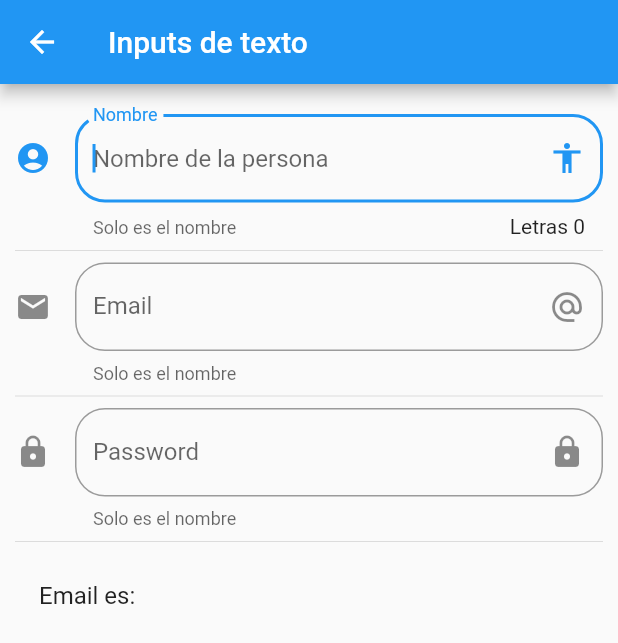
After one commit to ChristianGodoyInformatico/curso-flutter, a Flutter app: the InputPage screen opened by its route, on a phone screen of 412 x 824 dp. The commit adds this screen. Shown: the top 643 px of the screen. Run offline on Flutter 3.47's test engine with Material 2 defaults, Android fonts, the phone set to English and light mode, and no system bars.

Commit message:
nuevos cambios

```diff
--- a/componentes/data/menu_opts.json
+++ b/componentes/data/menu_opts.json
@@ -1,20 +1,29 @@
 {
-    "nombreApp" : "Componentes",
-    "rutas" : [
-        {
-            "ruta" : "alert",
-            "icon" : "add_alert",
+    "nombreApp": "Componentes",
+    "rutas": [{
+            "ruta": "alert",
+            "icon": "add_alert",
             "texto": "Alertas"
         },
         {
-            "ruta" : "avatar",
-            "icon" : "accessibility",
+            "ruta": "avatar",
+            "icon": "accessibility",
             "texto": "Avatars"
         },
         {
-            "ruta" : "card",
-            "icon" : "folder_open",
+            "ruta": "card",
+            "icon": "folder_open",
             "texto": "Cards - Tarjetas"
+        },
+        {
+            "ruta": "animatedContainer",
+            "icon": "donut_large",
+            "texto": "Animated Container"
+        },
+        {
+            "ruta": "inputs",
+            "icon": "input",
+            "texto": "Inputs"
         }
     ]
 }
--- /dev/null
+++ b/componentes/lib/src/pages/input_page.dart
@@ -0,0 +1,102 @@
+import 'package:flutter/material.dart';
+
+class InputPage extends StatefulWidget {
+  const InputPage({Key? key}) : super(key: key);
+
+  @override
+  _InputPageState createState() => _InputPageState();
+}
+
+class _InputPageState extends State<InputPage> {
+  String _nombre = '';
+  String _email = '';
+
+  @override
+  Widget build(BuildContext context) {
+    return Scaffold(
+      appBar: AppBar(
+        title: Text('Inputs de texto'),
+      ),
+      body: ListView(
+        padding: EdgeInsets.symmetric(horizontal: 10.0, vertical: 20.0),
+        children: <Widget>[
+          _crearInput(),
+          Divider(),
+          _crearEmail(),
+          Divider(),
+          _crearPassword(),
+          Divider(),
+          _crearPersona(),
+        ],
+      ),
+    );
+  }
+
+  Widget _crearInput() {
+    return TextField(
+      autofocus: true,
+      textCapitalization: TextCapitalization.sentences,
+      decoration: InputDecoration(
+        border: OutlineInputBorder(
+          borderRadius: BorderRadius.circular(20.0),
+        ),
+        counter: Text('Letras ${_nombre.length}'),
+        hintText: 'Nombre de la persona',
+        labelText: 'Nombre',
+        helperText: 'Solo es el nombre',
+        suffixIcon: Icon(Icons.accessibility),
+        icon: Icon(Icons.account_circle),
+      ),
+      onChanged: (valor) {
+        // print(_nombre);
+        setState(() {
+          _nombre = valor;
+        });
+      },
+    );
+  }
+
+  Widget _crearEmail() {
+    return TextField(
+      keyboardType: TextInputType.emailAddress,
+      decoration: InputDecoration(
+        border: OutlineInputBorder(
+          borderRadius: BorderRadius.circular(20.0),
+        ),
+        hintText: 'Email',
+        labelText: 'Email',
+        helperText: 'Solo es el nombre',
+        suffixIcon: Icon(Icons.alternate_email),
+        icon: Icon(Icons.email),
+      ),
+      onChanged: (valor) => setState(() {
+        _email = valor;
+      }),
+    );
+  }
+
+  Widget _crearPassword() {
+    return TextField(
+      obscureText: true,
+      decoration: InputDecoration(
+        border: OutlineInputBorder(
+          borderRadius: BorderRadius.circular(20.0),
+        ),
+        hintText: 'Password',
+        labelText: 'Password',
+        helperText: 'Solo es el nombre',
+        suffixIcon: Icon(Icons.lock),
+        icon: Icon(Icons.lock),
+      ),
+      onChanged: (valor) => setState(() {
+        _email = valor;
+      }),
+    );
+  }
+
+  Widget _crearPersona() {
+    return ListTile(
+      title: Text('Email es: $_email'),
+    );
+  }
+}
--- a/componentes/lib/src/routes/routes.dart
+++ b/componentes/lib/src/routes/routes.dart
@@ -1,7 +1,9 @@
 import 'package:componentes/src/pages/alert_page.dart';
+import 'package:componentes/src/pages/animated_container.dart';
 import 'package:componentes/src/pages/avatar_page.dart';
 import 'package:componentes/src/pages/card_page.dart';
 import 'package:componentes/src/pages/home_page.dart';
+import 'package:componentes/src/pages/input_page.dart';
 import 'package:flutter/material.dart';
 
 Map<String, WidgetBuilder> getApplicationRoutes() {
@@ -10,5 +12,7 @@ Map<String, WidgetBuilder> getApplicationRoutes() {
     'alert': (BuildContext context) => AlertPage(),
     'avatar': (BuildContext context) => AvatarPage(),
     'card': (BuildContext context) => CardPage(),
+    'animatedContainer': (BuildContext context) => AnimatedContainerPage(),
+    'inputs': (BuildContext context) => InputPage()
   };
 }
--- a/componentes/lib/src/utils/icono_string_util.dart
+++ b/componentes/lib/src/utils/icono_string_util.dart
@@ -4,6 +4,8 @@ final _icons = <String, IconData>{
   'add_alert': Icons.add_alert,
   'accessibility': Icons.accessibility,
   'folder_open': Icons.folder_open,
+  'donut_large': Icons.donut_large,
+  'input': Icons.input,
 };
 
 Icon getIcon(String nombreIcono) {
```
Also changed, not shown: componentes/lib/src/pages/animated_container.dart (added, +59 -0 lines).
